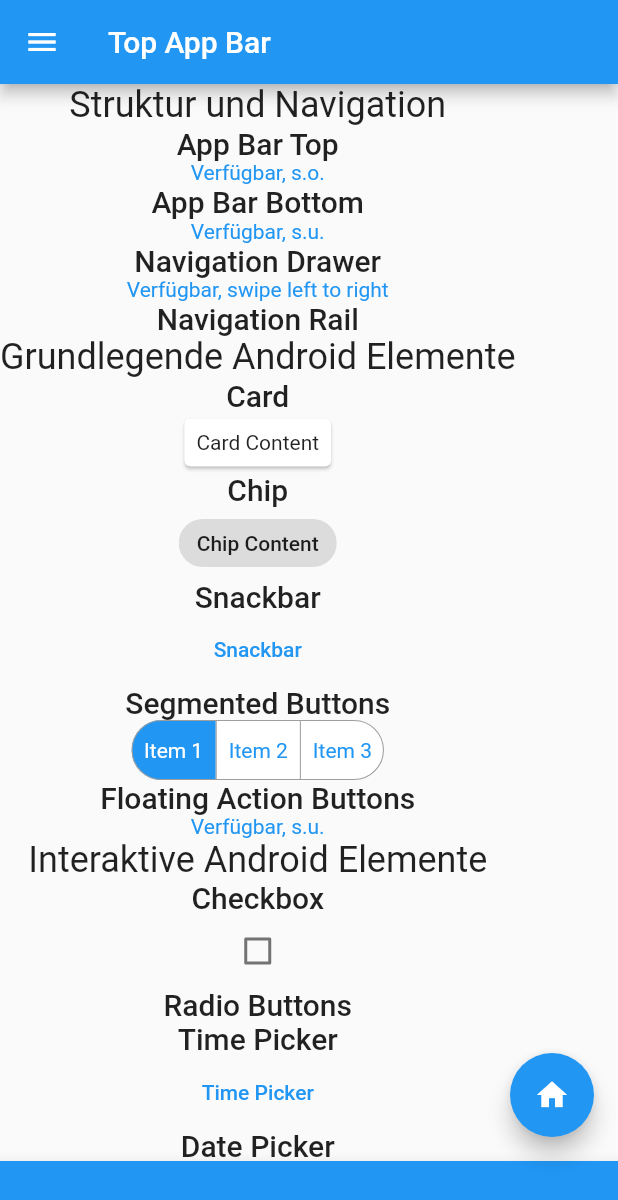
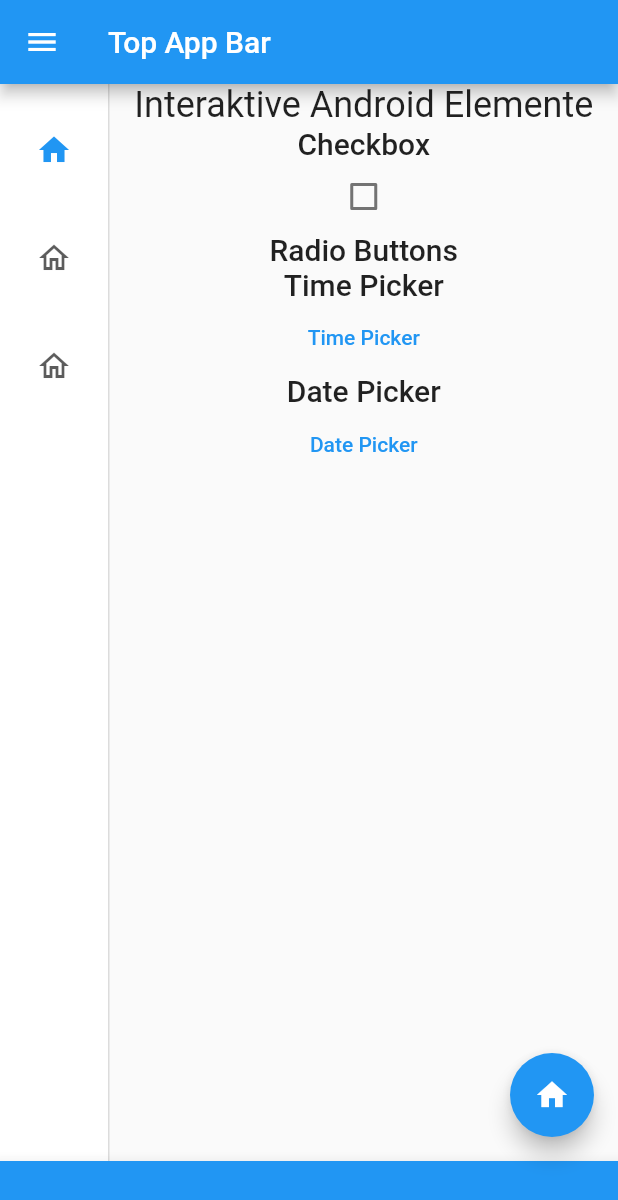
Before and after one commit to AnleAnja/masterthesis, a Flutter app: the AndroidElements screen opened directly, on a phone screen of 412 x 824 dp. Shown: the top 1200 px of the screen. Run offline on Flutter 3.47's test engine with Material 2 defaults, Android fonts, the phone set to English and light mode, and no system bars; drawn by our look-alikes of material_segmented_control; our stand-ins replace grouped_list.

Commit message:
fix navigation rail, overflow + radio button err

```diff
--- a/flutter/monstradore/lib/uiux/androidelements.dart
+++ b/flutter/monstradore/lib/uiux/androidelements.dart
@@ -1,8 +1,15 @@
 import 'package:flutter/material.dart';
 import 'package:material_segmented_control/material_segmented_control.dart';
 
-class AndroidElements extends StatelessWidget {
+class AndroidElements extends StatefulWidget {
   const AndroidElements({super.key});
+
+  @override
+  State<StatefulWidget> createState() => _AndroidElementsState();
+}
+
+class _AndroidElementsState extends State<AndroidElements> {
+  int _selectedIndex = 0;
 
   @override
   Widget build(BuildContext context) {
@@ -16,13 +23,42 @@ class AndroidElements extends StatelessWidget {
           child: Text("Navigation Drawer Content"),
         ),
       ),
-      body: Column(
+      body: Row(children: <Widget>[
+        NavigationRail(
+          destinations: const <NavigationRailDestination>[
+            NavigationRailDestination(
+              icon: Icon(Icons.home_outlined),
+              selectedIcon: Icon(Icons.home),
+              label: Text('First'),
+            ),
+            NavigationRailDestination(
+              icon: Icon(Icons.home_outlined),
+              selectedIcon: Icon(Icons.home),
+              label: Text('Second'),
+            ),
+            NavigationRailDestination(
+              icon: Icon(Icons.home_outlined),
+              selectedIcon: Icon(Icons.home),
+              label: Text('Third'),
+            ),
+          ],
+          selectedIndex: _selectedIndex,
+          onDestinationSelected: (int index) {
+            setState(() {
+              _selectedIndex = index;
+            });
+          },
+        ),
+        const VerticalDivider(thickness: 1, width: 1),
+        Expanded(
+            child: Column(
           children: const [
-          AndroidNavElements(),
-          AndroidBasicElements(),
+            //AndroidNavElements(),
+            //AndroidBasicElements(),
             AndroidInteractiveElements()
           ],
-      ),
+        ))
+      ]),
       floatingActionButton: FloatingActionButton(
         onPressed: () {},
         child: const Icon(Icons.home),
@@ -47,13 +83,16 @@ class AndroidNavElements extends StatefulWidget {
 }
 
 class _AndroidNavElementsState extends State<AndroidNavElements> {
+  bool showLeading = false;
+  bool showTrailing = false;
+  NavigationRailLabelType labelType = NavigationRailLabelType.all;
+
   @override
   Widget build(BuildContext context) {
     final theme = Theme.of(context);
     final textTheme = theme.textTheme;
 
-    return Column(
-      children: [
+    return Column(children: [
       Text("Struktur und Navigation", style: textTheme.headline5),
       Text("App Bar Top", style: textTheme.headline6),
       const Text("Verfügbar, s.o.", style: TextStyle(color: Colors.blue)),
@@ -63,28 +102,9 @@ class _AndroidNavElementsState extends State<AndroidNavElements> {
       const Text("Verfügbar, swipe left to right",
           style: TextStyle(color: Colors.blue)),
       Text("Navigation Rail", style: textTheme.headline6),
-        /*NavigationRail(
-            selectedIndex: selectedIndex,
-            destinations: const <NavigationRailDestination>[
-            NavigationRailDestination(
-              icon: Icon(Icons.home_outlined),
-              selectedIcon: Icon(Icons.home),
-              label: Text(""),
-            ),
-            NavigationRailDestination(
-              icon: Icon(Icons.add_box_outlined),
-              selectedIcon: Icon(Icons.add_box),
-              label: Text(""),
-            ),
-            NavigationRailDestination(
-              icon: Icon(Icons.contacts_outlined),
-              selectedIcon: Icon(Icons.contacts),
-              label: Text(""),
-            ),
-          ],
-          ),*/
-      ],
-    );
+      const Text("Verfügbar, s. links",
+          style: TextStyle(color: Colors.blue)),
+    ]);
   }
 }
 
@@ -231,10 +251,6 @@ class _AndroidInteractiveElementsState
   }
 
   Future displayTimePicker(BuildContext context) async {
-    await showTimePicker(
-        context: context,
-        initialTime: TimeOfDay.now()
-    );
+    await showTimePicker(context: context, initialTime: TimeOfDay.now());
   }
-
 }
```
Lines whose indentation alone changed are shown as unchanged.
